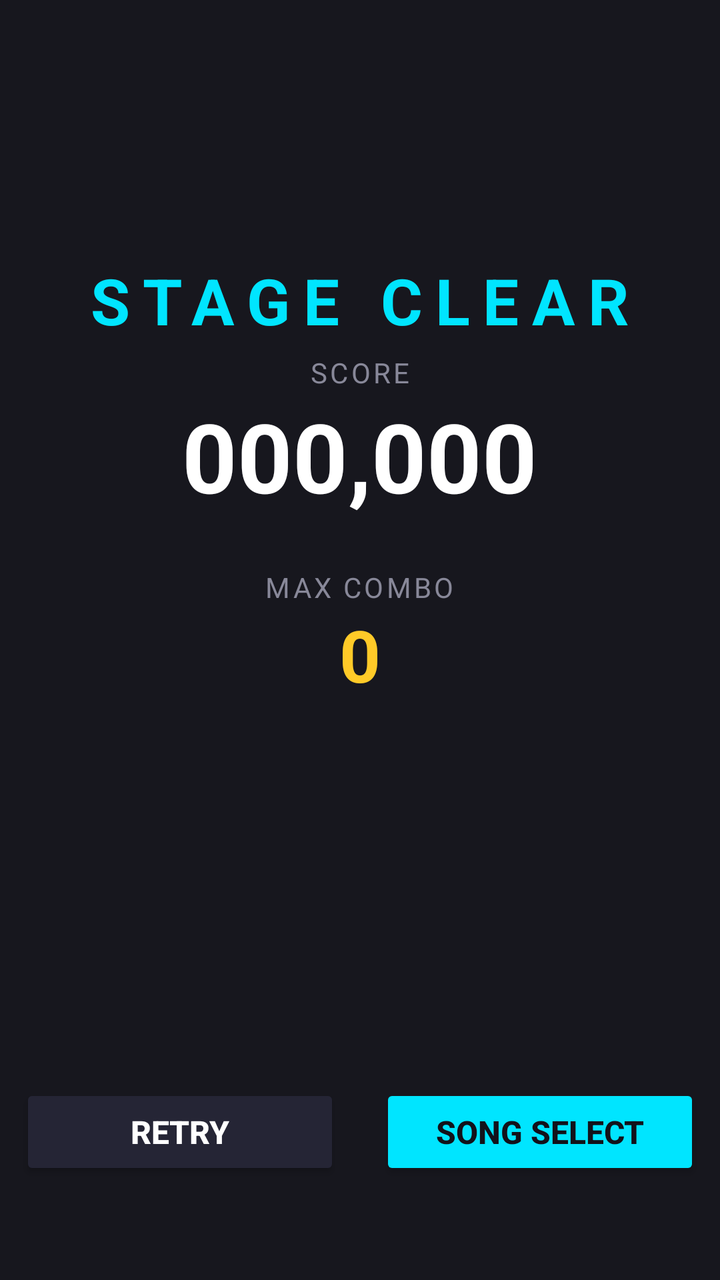
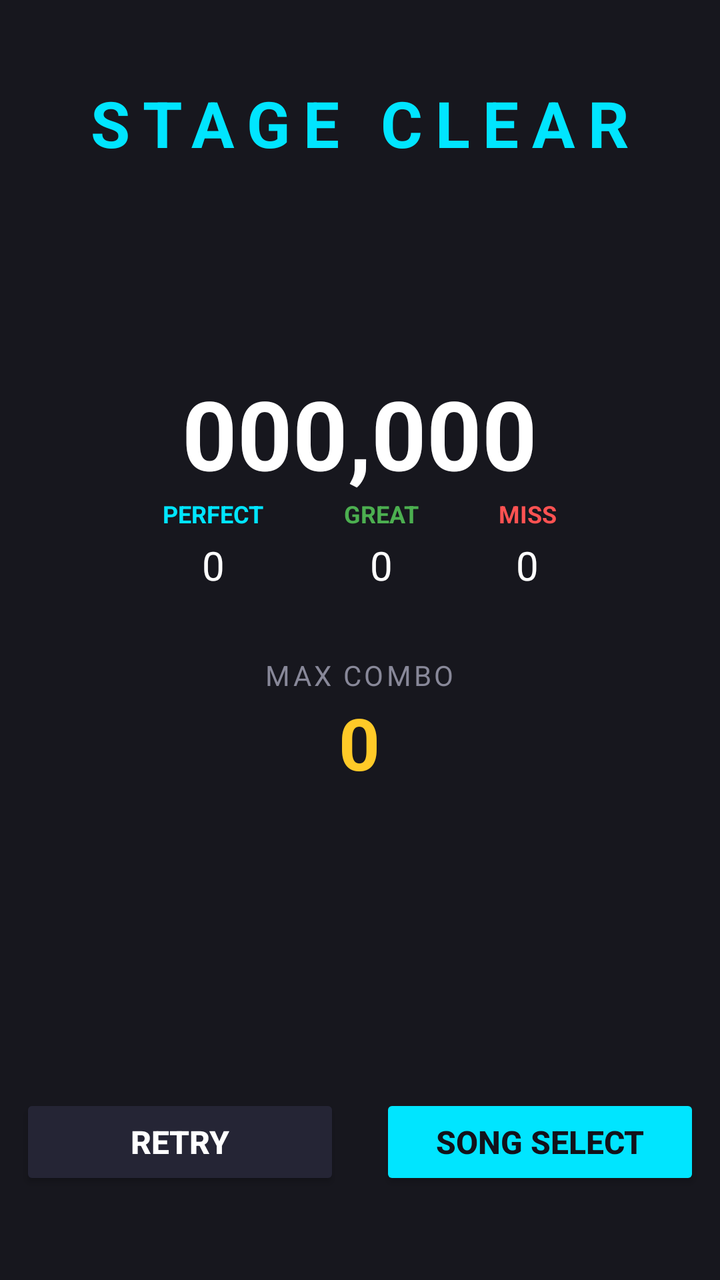

Before-and-after screenshots of an Android layout around one commit, followed by the original layout XML and the change that was made.
<!-- AndroidManifest.xml: activity theme Theme.AppCompat.NoActionBar -->
<!-- res/layout/activity_score_result.xml -->
<?xml version="1.0" encoding="utf-8"?>
<FrameLayout xmlns:android="http://schemas.android.com/apk/res/android"
    xmlns:tools="http://schemas.android.com/tools"
    android:layout_width="match_parent"
    android:layout_height="match_parent"
    android:background="#12121A"
    tools:context=".app.ScoreResultActivity">

    <View
        android:layout_width="match_parent"
        android:layout_height="match_parent"
        android:background="#05FFFFFF" />

    <LinearLayout
        android:layout_width="wrap_content"
        android:layout_height="wrap_content"
        android:layout_gravity="center"
        android:layout_marginBottom="80dp"
        android:gravity="center"
        android:orientation="vertical">

        <TextView
            android:layout_width="wrap_content"
            android:layout_height="wrap_content"
            android:layout_marginBottom="5dp"
            android:letterSpacing="0.2"
            android:text="STAGE CLEAR"
            android:textColor="#00E5FF"
            android:textSize="32sp"
            android:textStyle="bold" />

        <TextView
            android:layout_width="wrap_content"
            android:layout_height="wrap_content"
            android:letterSpacing="0.1"
            android:text="SCORE"
            android:textColor="#888899"
            android:textSize="14sp" />

        <TextView
            android:id="@+id/tvFinalScore"
            android:layout_width="wrap_content"
            android:layout_height="wrap_content"
            android:layout_marginBottom="24dp"
            android:text="000,000"
            android:textColor="#FFFFFF"
            android:textSize="48sp"
            android:textStyle="bold" />

        <TextView
            android:layout_width="wrap_content"
            android:layout_height="wrap_content"
            android:letterSpacing="0.1"
            android:text="MAX COMBO"
            android:textColor="#888899"
            android:textSize="14sp" />

        <TextView
            android:id="@+id/tvMaxCombo"
            android:layout_width="wrap_content"
            android:layout_height="wrap_content"
            android:text="0"
            android:textColor="#FFCA28"
            android:textSize="36sp"
            android:textStyle="bold" />
    </LinearLayout>

    <LinearLayout
        android:layout_width="wrap_content"
        android:layout_height="wrap_content"
        android:layout_gravity="center_horizontal|bottom"
        android:layout_marginBottom="50dp"
        android:orientation="horizontal">

        <Button
            android:id="@+id/btnRetry"
            android:layout_width="160dp"
            android:layout_height="wrap_content"
            android:layout_marginEnd="20dp"
            android:text="RETRY"
            android:textSize="16sp"
            android:textStyle="bold"
            android:backgroundTint="#252535"
            android:textColor="#FFFFFF" />

        <Button
            android:id="@+id/btnSongSelect"
            android:layout_width="160dp"
            android:layout_height="wrap_content"
            android:text="SONG SELECT"
            android:textSize="16sp"
            android:textStyle="bold"
            android:backgroundTint="#00E5FF"
            android:textColor="#12121A" />
    </LinearLayout>

</FrameLayout>
<!-- resources referenced by this layout -->
<resources>

</resources>

<!-- the commit's change to res/layout/activity_score_result.xml (unified diff, before → after) -->
@@ -11,41 +11,111 @@
         android:layout_height="match_parent"
         android:background="#05FFFFFF" />
 
+    <TextView
+        android:layout_width="wrap_content"
+        android:layout_height="wrap_content"
+        android:layout_gravity="center_horizontal|top"
+        android:layout_marginTop="40dp"
+        android:letterSpacing="0.2"
+        android:text="STAGE CLEAR"
+        android:textColor="#00E5FF"
+        android:textSize="32sp"
+        android:textStyle="bold" />
+
     <LinearLayout
         android:layout_width="wrap_content"
         android:layout_height="wrap_content"
         android:layout_gravity="center"
-        android:layout_marginBottom="80dp"
+        android:layout_marginBottom="30dp"
         android:gravity="center"
         android:orientation="vertical">
 
-        <TextView
-            android:layout_width="wrap_content"
-            android:layout_height="wrap_content"
-            android:layout_marginBottom="5dp"
-            android:letterSpacing="0.2"
-            android:text="STAGE CLEAR"
-            android:textColor="#00E5FF"
-            android:textSize="32sp"
-            android:textStyle="bold" />
-
-        <TextView
-            android:layout_width="wrap_content"
-            android:layout_height="wrap_content"
-            android:letterSpacing="0.1"
-            android:text="SCORE"
-            android:textColor="#888899"
-            android:textSize="14sp" />
 
         <TextView
             android:id="@+id/tvFinalScore"
             android:layout_width="wrap_content"
             android:layout_height="wrap_content"
-            android:layout_marginBottom="24dp"
             android:text="000,000"
             android:textColor="#FFFFFF"
             android:textSize="48sp"
             android:textStyle="bold" />
+
+        <LinearLayout
+            android:layout_width="wrap_content"
+            android:layout_height="wrap_content"
+            android:orientation="horizontal"
+            android:layout_marginBottom="32dp"
+            android:gravity="center">
+
+            <LinearLayout
+                android:layout_width="wrap_content"
+                android:layout_height="wrap_content"
+                android:orientation="vertical"
+                android:gravity="center"
+                android:layout_marginHorizontal="20dp">
+                <TextView
+                    android:layout_width="wrap_content"
+                    android:layout_height="wrap_content"
+                    android:text="PERFECT"
+                    android:textColor="#00E5FF"
+                    android:textSize="12sp"
+                    android:textStyle="bold"/>
+                <TextView
+                    android:id="@+id/tvPerfectCount"
+                    android:layout_width="wrap_content"
+                    android:layout_height="wrap_content"
+                    android:text="0"
+                    android:textColor="#FFFFFF"
+                    android:textSize="20sp"
+                    android:layout_marginTop="4dp"/>
+            </LinearLayout>
+
+            <LinearLayout
+                android:layout_width="wrap_content"
+                android:layout_height="wrap_content"
+                android:orientation="vertical"
+                android:gravity="center"
+                android:layout_marginHorizontal="20dp">
+                <TextView
+                    android:layout_width="wrap_content"
+                    android:layout_height="wrap_content"
+                    android:text="GREAT"
+                    android:textColor="#4CAF50"
+                    android:textSize="12sp"
+                    android:textStyle="bold"/>
+                <TextView
+                    android:id="@+id/tvGreatCount"
+                    android:layout_width="wrap_content"
+                    android:layout_height="wrap_content"
+                    android:text="0"
+                    android:textColor="#FFFFFF"
+                    android:textSize="20sp"
+                    android:layout_marginTop="4dp"/>
+            </LinearLayout>
+
+            <LinearLayout
+                android:layout_width="wrap_content"
+                android:layout_height="wrap_content"
+                android:orientation="vertical"
+                android:gravity="center"
+                android:layout_marginHorizontal="20dp">
+                <TextView
+                    android:layout_width="wrap_content"
+                    android:layout_height="wrap_content"
+                    android:text="MISS"
+                    android:textColor="#FF5252"
+                    android:textSize="12sp"
+                    android:textStyle="bold"/>
+                <TextView
+                    android:id="@+id/tvMissCount"
+                    android:layout_width="wrap_content"
+                    android:layout_height="wrap_content"
+                    android:text="0"
+                    android:textColor="#FFFFFF"
+                    android:textSize="20sp"
+                    android:layout_marginTop="4dp"/>
+            </LinearLayout>
+        </LinearLayout>
 
         <TextView
             android:layout_width="wrap_content"
@@ -69,7 +139,7 @@
         android:layout_width="wrap_content"
         android:layout_height="wrap_content"
         android:layout_gravity="center_horizontal|bottom"
-        android:layout_marginBottom="50dp"
+        android:layout_marginBottom="45dp"
         android:orientation="horizontal">
 
         <Button
